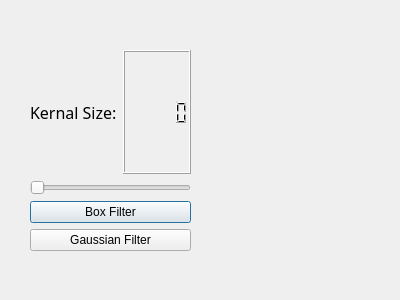
This is hw3.ui in StevenLCY/Digital-Image-Processing as Qt 5 draws it before an edit. The edited form follows.
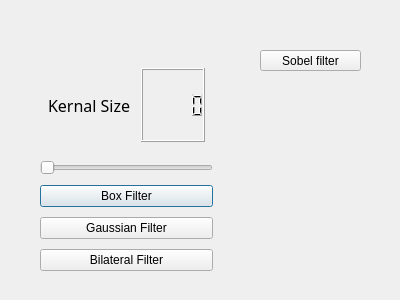
This is the edited form.

Commit message:
sobel filter
add sobel filter (edge detection)

What changed in the file:
```diff
--- a/hw3.ui
+++ b/hw3.ui
@@ -13,18 +13,45 @@
   <property name="windowTitle">
    <string>Dialog</string>
   </property>
-  <widget class="QWidget" name="">
+  <widget class="QWidget" name="layoutWidget">
    <property name="geometry">
     <rect>
      <x>30</x>
      <y>50</y>
-     <width>161</width>
-     <height>201</height>
+     <width>193</width>
+     <height>231</height>
     </rect>
    </property>
-   <layout class="QVBoxLayout" name="verticalLayout_2">
+   <layout class="QVBoxLayout" name="_2">
+    <property name="spacing">
+     <number>10</number>
+    </property>
+    <property name="leftMargin">
+     <number>10</number>
+    </property>
+    <property name="topMargin">
+     <number>10</number>
+    </property>
+    <property name="rightMargin">
+     <number>10</number>
+    </property>
+    <property name="bottomMargin">
+     <number>10</number>
+    </property>
     <item>
      <layout class="QHBoxLayout" name="horizontalLayout">
+      <property name="leftMargin">
+       <number>8</number>
+      </property>
+      <property name="topMargin">
+       <number>8</number>
+      </property>
+      <property name="rightMargin">
+       <number>8</number>
+      </property>
+      <property name="bottomMargin">
+       <number>8</number>
+      </property>
       <item>
        <widget class="QLabel" name="label">
         <property name="font">
@@ -78,10 +105,30 @@
         </property>
        </widget>
       </item>
+      <item>
+       <widget class="QPushButton" name="bilateralFilter">
+        <property name="text">
+         <string>Bilateral Filter</string>
+        </property>
+       </widget>
+      </item>
      </layout>
     </item>
    </layout>
   </widget>
+  <widget class="QPushButton" name="sobelFilter">
+   <property name="geometry">
+    <rect>
+     <x>260</x>
+     <y>50</y>
+     <width>101</width>
+     <height>21</height>
+    </rect>
+   </property>
+   <property name="text">
+    <string>Sobel filter</string>
+   </property>
+  </widget>
  </widget>
  <resources/>
  <connections/>
```
Left out of the diff: 23 changed lines with no effect on the pictures. The commit also changes 21 other files.
